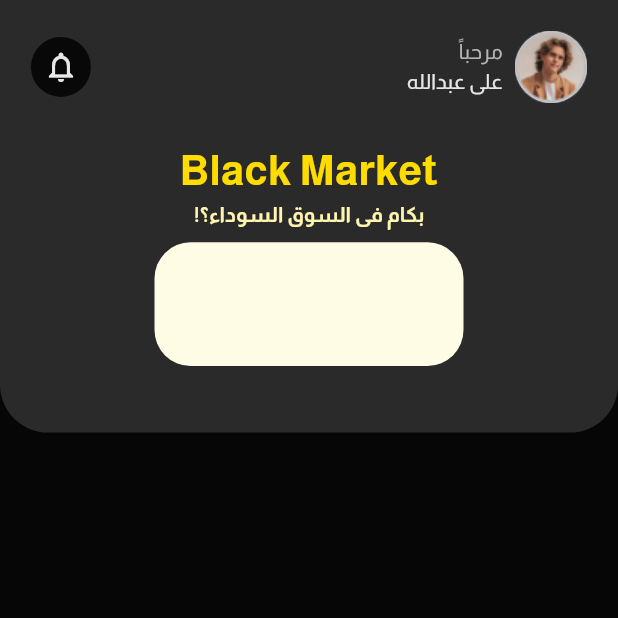
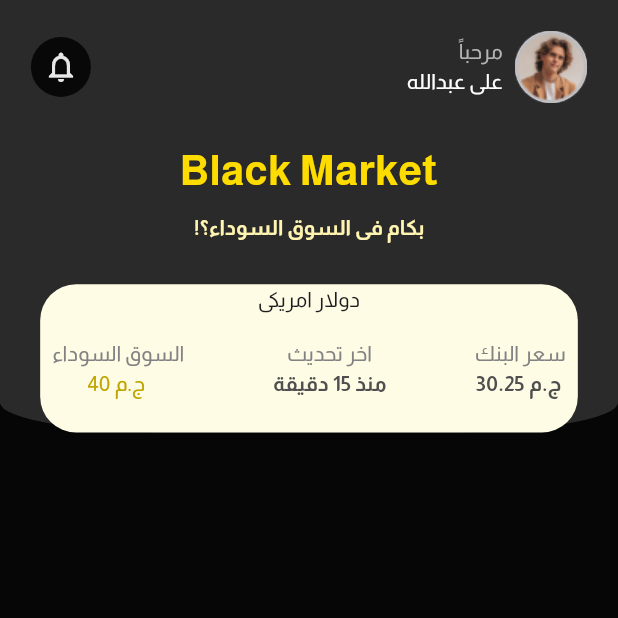
Before and after one commit to Hasan-Alturk/black-market, a Flutter app: the screen it shows after launch, on a phone screen of 412 x 824 dp, the top half of it. Run offline on Flutter 3.47's test engine with Material 2 defaults, Android fonts, the light colour scheme and no system bars; our stand-ins replace get.

Commit message:
container_in_home

```diff
--- a/lib/app/core/constants/app_colors.dart
+++ b/lib/app/core/constants/app_colors.dart
@@ -2,9 +2,13 @@ import 'package:flutter/material.dart';
 
 abstract class AppColors {
   static Color white = const Color(0xffFFFFFF);
+  // Grey
+  static Color gray = const Color(0xff2A2A2A);
+  static Color lightGrey = const Color(0xff828282);
+  static Color lighterGrey = const Color(0xffE0E0E0);
+  static Color darkGrey = const Color(0xff4F4F4F);
 
   //Black
-  static Color gray = const Color(0xff2A2A2A);
 
   static Color blackLight = const Color(0xffe7e7e7);
   static Color blackLightHover = const Color(0xffdbdbdb);
--- a/lib/app/core/constants/app_strings.dart
+++ b/lib/app/core/constants/app_strings.dart
@@ -2,6 +2,9 @@ abstract class AppStrings {
   static String loginIntoAccount = "تسجيل الدخول الى حسابك";
   static String hello = "مرحباً";
   static String nameExample = "على عبدالله";
-  static String blackMarket = "Black Market";
+  static String blackMarketInEng = "Black Market";
   static String howMuchInBlackMarket = "!بكام فى السوق السوداء؟";
+  static String blackMarket = "السوق السوداء";
+  static String lastUpdate = "اخر تحديث";
+  static String bankPrice = "سعر البنك";
 }
--- a/lib/app/modules/home/home_view.dart
+++ b/lib/app/modules/home/home_view.dart
@@ -19,12 +19,15 @@ class _HomeViewState extends State<HomeView> {
       body: SafeArea(
           child: ListView(
         children: [
+          Stack(
+            alignment: Alignment.bottomCenter,
+            children: [
               Container(
                 decoration: BoxDecoration(
                     color: AppColors.gray,
                     borderRadius: const BorderRadius.only(
-                    bottomLeft: Radius.circular(32),
-                    bottomRight: Radius.circular(32))),
+                        bottomLeft: Radius.elliptical(120, 20),
+                        bottomRight: Radius.elliptical(120, 20))),
                 height: context.screenHeight * 0.35,
                 child: Padding(
                   padding: EdgeInsets.all(context.screenWidth * 0.03),
@@ -57,7 +60,7 @@ class _HomeViewState extends State<HomeView> {
                                     Text(
                                       AppStrings.nameExample,
                                       style: TextStyle(
-                                    color: AppColors.blackLight,
+                                        color: AppColors.white,
                                       ),
                                     )
                                   ],
@@ -82,11 +85,14 @@ class _HomeViewState extends State<HomeView> {
                         crossAxisAlignment: CrossAxisAlignment.center,
                         children: [
                           Text(
-                        AppStrings.blackMarket,
+                            AppStrings.blackMarketInEng,
                             style: TextStyle(
                                 fontSize: 28,
                                 color: AppColors.yellowNormal,
                                 fontWeight: FontWeight.bold),
+                          ),
+                          SizedBox(
+                            height: context.screenHeight * 0.01,
                           ),
                           Text(
                             AppStrings.howMuchInBlackMarket,
@@ -98,18 +104,81 @@ class _HomeViewState extends State<HomeView> {
                           SizedBox(
                             height: context.screenHeight * 0.01,
                           ),
-                      Container(
-                        height: context.screenHeight * 0.1,
-                        width: context.screenWidth * 0.5,
-                        decoration: BoxDecoration(
-                            color: AppColors.yellowLight,
-                            borderRadius: BorderRadius.circular(24)),
-                      )
                         ],
                       )
                     ],
                   ),
                 ),
+              ),
+              Container(
+                height: context.screenHeight * 0.12,
+                width: context.screenWidth * 0.87,
+                decoration: BoxDecoration(
+                  color: AppColors.yellowLight,
+                  borderRadius: BorderRadius.circular(24),
+                ),
+                child: Column(
+                  children: [
+                    // Instead Of Text There is A drop down list
+                    Text("دولار امريكى"),
+                    SizedBox(
+                      height: context.screenHeight * 0.01,
+                    ),
+                    Padding(
+                      padding: const EdgeInsets.all(8.0),
+                      child: Row(
+                        mainAxisAlignment: MainAxisAlignment.spaceBetween,
+                        children: [
+                          Column(
+                            mainAxisAlignment: MainAxisAlignment.center,
+                            children: [
+                              Text(
+                                AppStrings.blackMarket,
+                                style: TextStyle(color: AppColors.lightGrey),
+                              ),
+                              Text(
+                                "40 ج.م ",
+                                style: TextStyle(color: AppColors.yellowDark),
+                              )
+                            ],
+                          ),
+                          Column(
+                            mainAxisAlignment: MainAxisAlignment.center,
+                            children: [
+                              Text(
+                                AppStrings.lastUpdate,
+                                style: TextStyle(color: AppColors.lightGrey),
+                              ),
+                              Text(
+                                "منذ 15 دقيقة",
+                                style: TextStyle(
+                                    color: AppColors.darkGrey,
+                                    fontWeight: FontWeight.w700),
+                              )
+                            ],
+                          ),
+                          Column(
+                            mainAxisAlignment: MainAxisAlignment.center,
+                            children: [
+                              Text(
+                                AppStrings.bankPrice,
+                                style: TextStyle(color: AppColors.lightGrey),
+                              ),
+                              Text(
+                                "30.25 ج.م ",
+                                style: TextStyle(
+                                    color: AppColors.darkGrey,
+                                    fontWeight: FontWeight.w700),
+                              )
+                            ],
+                          ),
+                        ],
+                      ),
+                    )
+                  ],
+                ),
+              )
+            ],
           )
         ],
       )),
```
Lines whose indentation alone changed are shown as unchanged.
